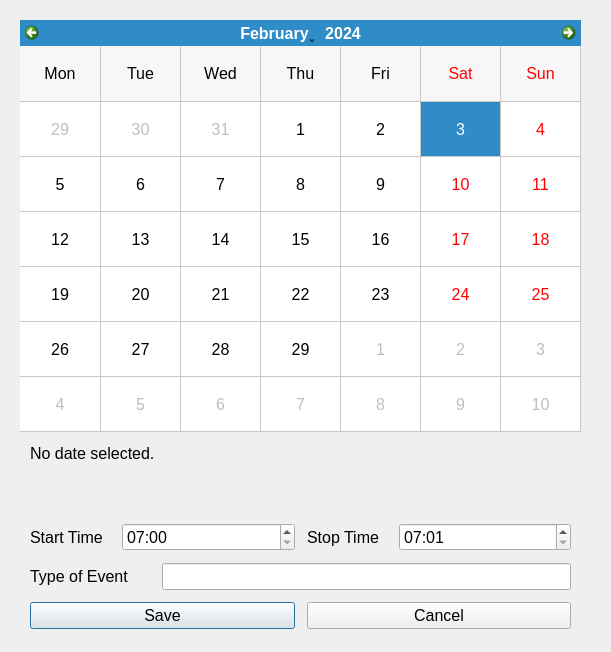
Qt form src/booking-editor.ui (sc0000/hfmdd-video-system) before a commit.
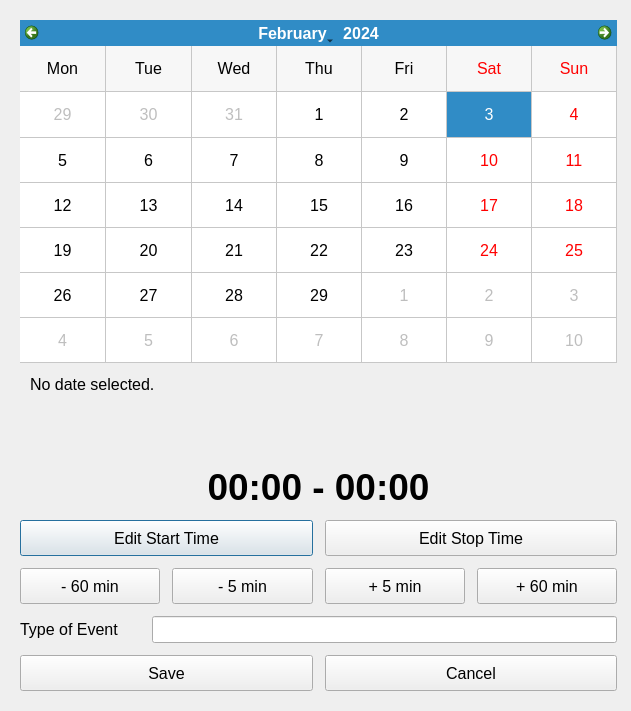
The same form after that commit.

Commit message: booking editor (& mode select) re-design

What changed in the file:
```diff
--- a/src/booking-editor.ui
+++ b/src/booking-editor.ui
@@ -6,8 +6,8 @@
    <rect>
     <x>0</x>
     <y>0</y>
-    <width>611</width>
-    <height>652</height>
+    <width>631</width>
+    <height>711</height>
    </rect>
   </property>
   <property name="minimumSize">
@@ -26,8 +26,8 @@
     <rect>
      <x>20</x>
      <y>20</y>
-     <width>561</width>
-     <height>609</height>
+     <width>597</width>
+     <height>671</height>
     </rect>
    </property>
    <layout class="QVBoxLayout" name="verticalLayout">
@@ -100,97 +100,128 @@
       </item>
      </layout>
     </item>
+    <item>
+     <spacer name="verticalSpacer">
+      <property name="orientation">
+       <enum>Qt::Vertical</enum>
+      </property>
+      <property name="sizeType">
+       <enum>QSizePolicy::Fixed</enum>
+      </property>
+      <property name="sizeHint" stdset="0">
+       <size>
+        <width>20</width>
+        <height>12</height>
+       </size>
+      </property>
+     </spacer>
+    </item>
+    <item>
+     <widget class="QLabel" name="timeLabel">
+      <property name="font">
+       <font>
+        <pointsize>28</pointsize>
+        <bold>true</bold>
+       </font>
+      </property>
+      <property name="text">
+       <string>00:00 - 00:00</string>
+      </property>
+      <property name="alignment">
+       <set>Qt::AlignCenter</set>
+      </property>
+     </widget>
+    </item>
     <item>
      <layout class="QHBoxLayout" name="setTimesLayout">
       <property name="leftMargin">
-       <number>10</number>
+       <number>0</number>
       </property>
       <property name="rightMargin">
-       <number>10</number>
+       <number>0</number>
       </property>
       <property name="bottomMargin">
        <number>0</number>
       </property>
       <item>
-       <widget class="QLabel" name="startTimeLabel">
-        <property name="sizePolicy">
-         <sizepolicy hsizetype="Expanding" vsizetype="Preferred">
-          <horstretch>0</horstretch>
-          <verstretch>0</verstretch>
-         </sizepolicy>
-        </property>
-        <property name="maximumSize">
+       <widget class="QPushButton" name="setStartTimeButton">
+        <property name="minimumSize">
          <size>
-          <width>80</width>
-          <height>16777215</height>
+          <width>0</width>
+          <height>36</height>
          </size>
         </property>
         <property name="text">
-         <string>Start Time</string>
+         <string>Edit Start Time</string>
         </property>
        </widget>
       </item>
       <item>
-       <widget class="QTimeEdit" name="startTimeEdit">
-        <property name="maximumTime">
-         <time>
-          <hour>23</hour>
-          <minute>0</minute>
-          <second>0</second>
-         </time>
+       <widget class="QPushButton" name="setStopTimeButton">
+        <property name="minimumSize">
+         <size>
+          <width>0</width>
+          <height>36</height>
+         </size>
         </property>
-        <property name="minimumTime">
-         <time>
-          <hour>7</hour>
-          <minute>0</minute>
-          <second>0</second>
-         </time>
+        <property name="text">
+         <string>Edit Stop Time</string>
         </property>
-        <property name="displayFormat">
-         <string notr="true">HH:mm</string>
-        </property>
        </widget>
       </item>
+     </layout>
+    </item>
+    <item>
+     <layout class="QHBoxLayout" name="horizontalLayout_2">
       <item>
-       <widget class="QLabel" name="stopTimeLabel">
-        <property name="maximumSize">
+       <widget class="QPushButton" name="decreaseTimeBy60Button">
+        <property name="minimumSize">
          <size>
-          <width>80</width>
-          <height>16777215</height>
+          <width>0</width>
+          <height>36</height>
          </size>
         </property>
         <property name="text">
-         <string>Stop Time</string>
+         <string>- 60 min</string>
         </property>
        </widget>
       </item>
       <item>
-       <widget class="QTimeEdit" name="stopTimeEdit">
-        <property name="sizePolicy">
-         <sizepolicy hsizetype="Minimum" vsizetype="Fixed">
-          <horstretch>0</horstretch>
-          <verstretch>0</verstretch>
-         </sizepolicy>
+       <widget class="QPushButton" name="decreaseTimeBy05Button">
+        <property name="minimumSize">
+         <size>
+          <width>0</width>
+          <height>36</height>
+         </size>
         </property>
-        <property name="maximumTime">
-         <time>
-          <hour>23</hour>
-          <minute>0</minute>
-          <second>0</second>
-         </time>
+        <property name="text">
+         <string>- 5 min</string>
         </property>
-        <property name="minimumTime">
-         <time>
-          <hour>7</hour>
-          <minute>1</minute>
-          <second>0</second>
-         </time>
+       </widget>
+      </item>
+      <item>
+       <widget class="QPushButton" name="increaseTimeBy05Button">
+        <property name="minimumSize">
+         <size>
+          <width>0</width>
+          <height>36</height>
+         </size>
         </property>
-        <property name="currentSection">
-         <enum>QDateTimeEdit::HourSection</enum>
+        <property name="text">
+         <string>+ 5 min</string>
         </property>
-        <property name="displayFormat">
-         <string notr="true">HH:mm</string>
+       </widget>
+      </item>
+      <item>
+       <widget class="QPushButton" name="increaseTimeBy60Button">
+        <property name="minimumSize">
+         <size>
+          <width>0</width>
+          <height>36</height>
+         </size>
+        </property>
+        <property name="text">
+         <string>+ 60 min</string>
         </property>
        </widget>
       </item>
@@ -199,10 +230,10 @@
     <item>
      <layout class="QHBoxLayout" name="eventTypeLayout">
       <property name="leftMargin">
-       <number>10</number>
+       <number>0</number>
       </property>
       <property name="rightMargin">
-       <number>10</number>
+       <number>0</number>
       </property>
       <property name="bottomMargin">
        <number>0</number>
@@ -232,16 +263,22 @@
     <item>
      <layout class="QHBoxLayout" name="buttonsLayout">
       <property name="leftMargin">
-       <number>10</number>
+       <number>0</number>
       </property>
       <property name="rightMargin">
-       <number>10</number>
+       <number>0</number>
       </property>
       <property name="bottomMargin">
        <number>0</number>
       </property>
       <item>
        <widget class="QPushButton" name="saveButton">
+        <property name="minimumSize">
+         <size>
+          <width>0</width>
+          <height>36</height>
+         </size>
+        </property>
         <property name="text">
          <string>Save</string>
         </property>
@@ -249,6 +286,12 @@
       </item>
       <item>
        <widget class="QPushButton" name="cancelButton">
+        <property name="minimumSize">
+         <size>
+          <width>0</width>
+          <height>36</height>
+         </size>
+        </property>
         <property name="text">
          <string>Cancel</string>
         </property>
```
The commit also changes 13 other files.
